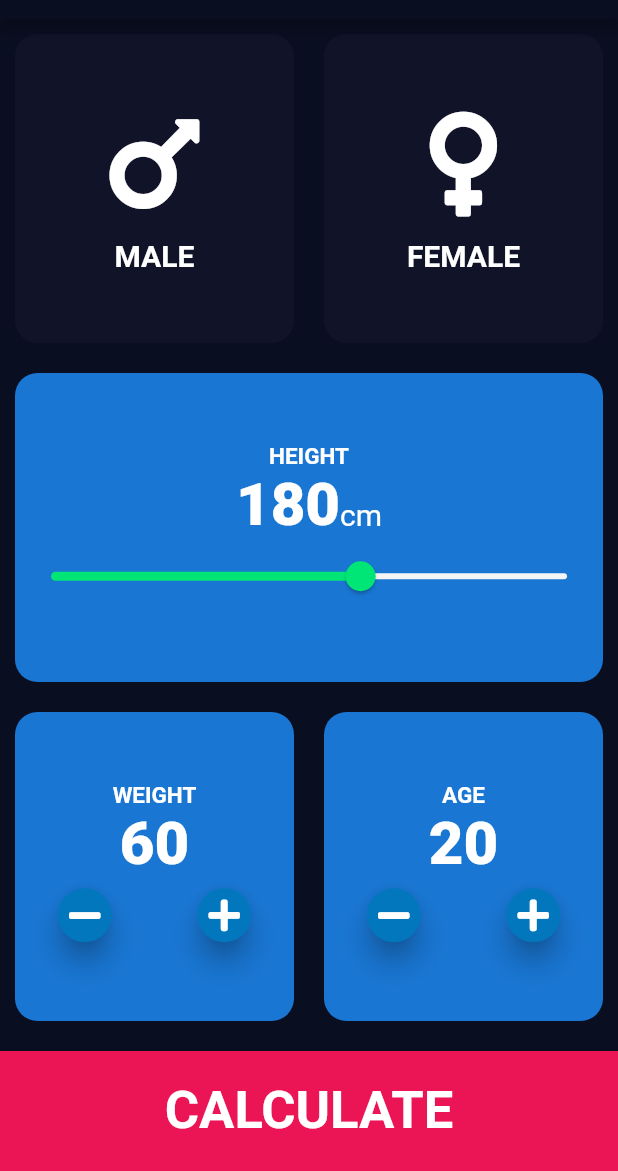
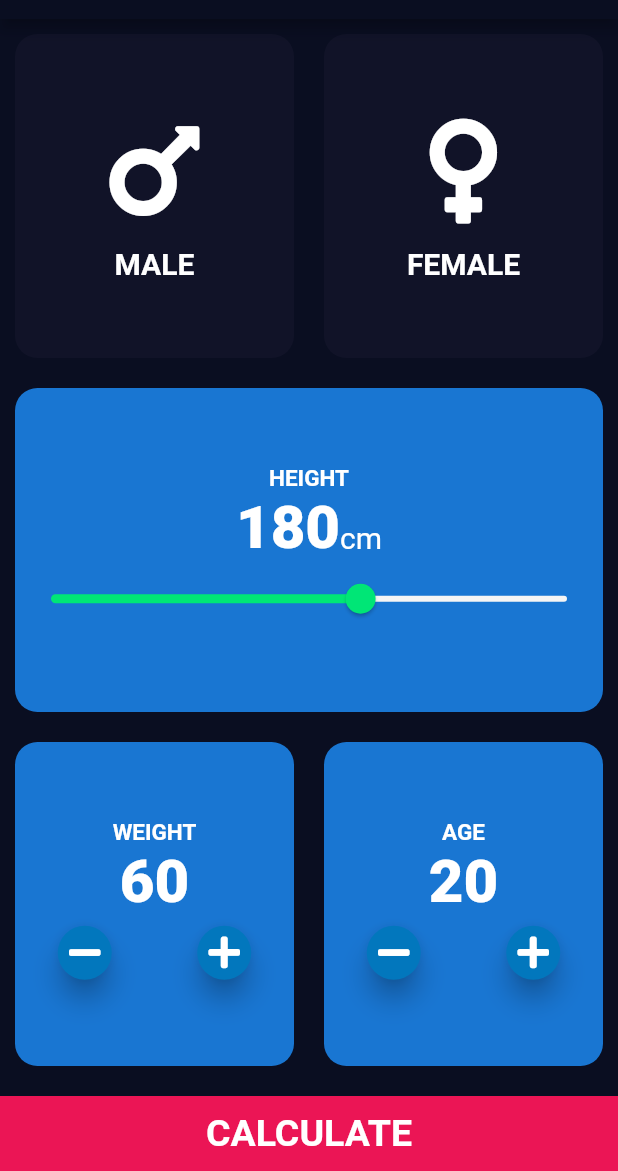
Before and after one commit to iamsourav37/BMI-Calculator--Flutter-Project, a Flutter app: the screen it shows after launch, on a phone screen of 412 x 824 dp, the part 65-1236 px from its top. Run offline on Flutter 3.47's test engine with Material 2 defaults, Android fonts, the phone set to English and light mode, and no system bars; our stand-ins replace font_awesome_flutter.

```diff
--- a/lib/input_page.dart
+++ b/lib/input_page.dart
@@ -6,7 +6,7 @@ import 'result_page.dart';
 
 
 
-const bottomContainerHeight = 80.0;
+const bottomContainerHeight = 50.0;
 // const activeContainerColor = Color(0xFF1D1E33);
 const activeContainerColor = Color(0xFF1976D2);
 const inactiveContainerColor = Color(0xFF111328);
@@ -266,7 +266,7 @@ class _InputPageState extends State<InputPage> {
                 child: Text(
                   "CALCULATE",
                   style: TextStyle(
-                    fontSize: 35.0,
+                    fontSize: 25.0,
                     fontWeight: FontWeight.bold,
                   ),
                 ),
```
